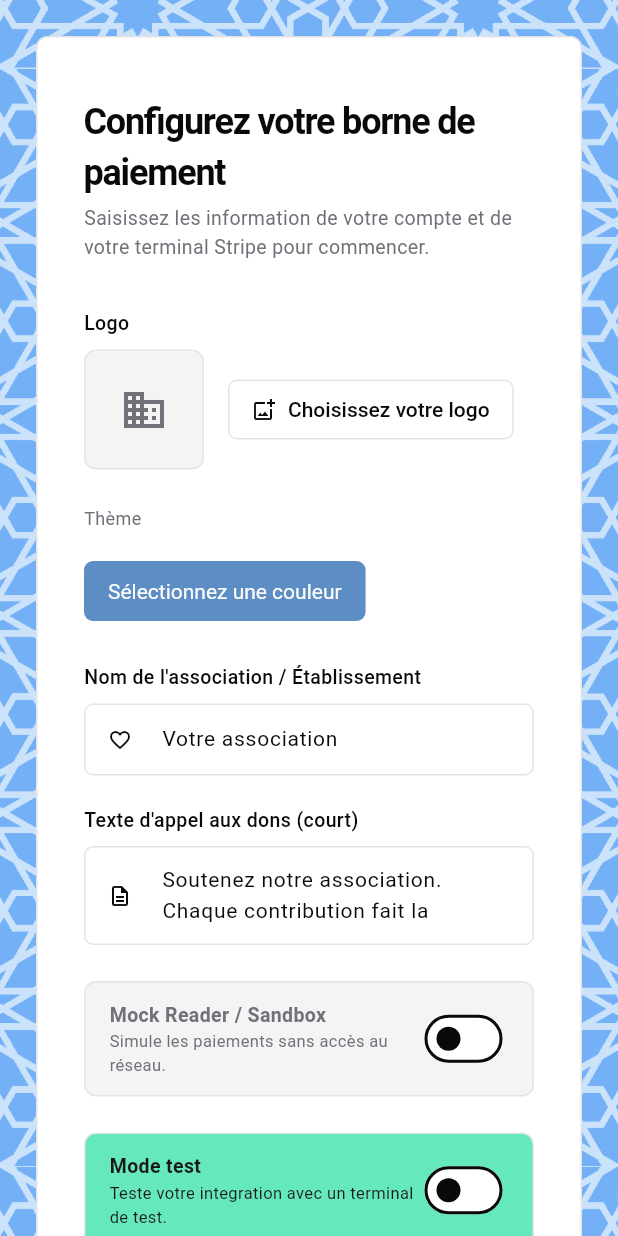
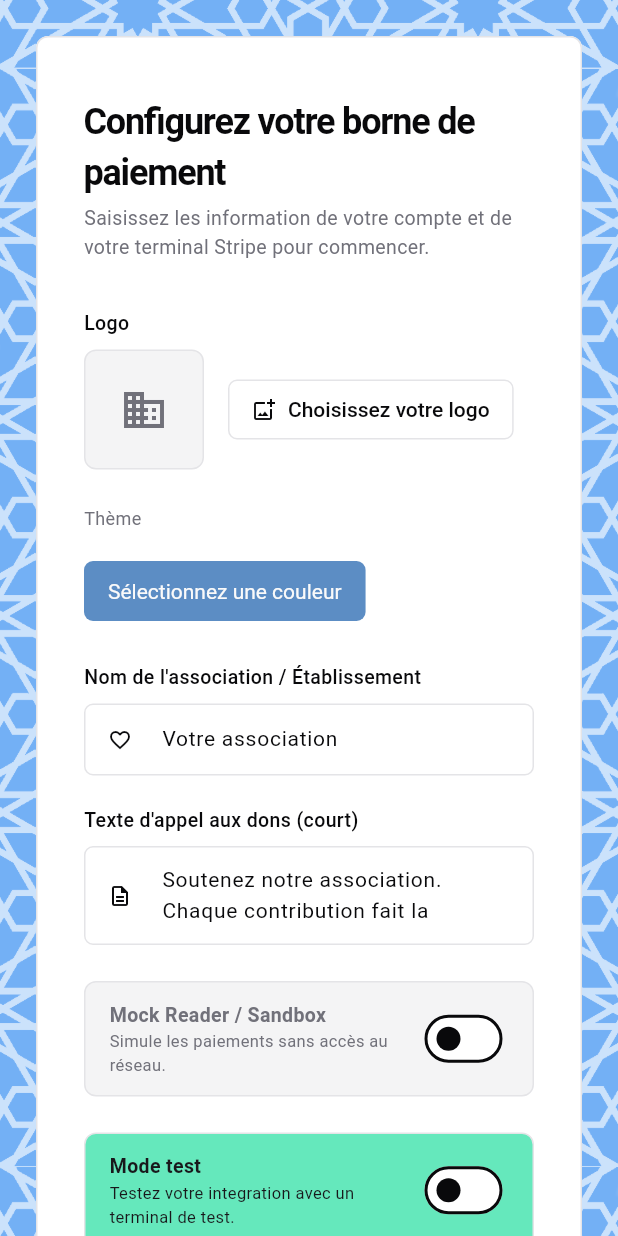
Before and after one commit to Boumbou/borne-dons, a Flutter app: the screen it shows after launch, on a phone screen of 412 x 824 dp. Run offline on Flutter 3.47's test engine with Material 3 defaults, Android fonts, the phone set to English and light mode, and no system bars; our stand-ins replace flutter_colorpicker, flutter_secure_storage, image_picker, shared_preferences.

Commit message:
update terminal pairing only when pairing code change

```diff
--- a/lib/features/setup/setup_screen.dart
+++ b/lib/features/setup/setup_screen.dart
@@ -170,7 +170,9 @@ class _SetupScreenState extends State<SetupScreen> {
           await widget.storageService.setStripeSecretKey(_secretKeyController.text.trim());
           await widget.storageService.setTerminalId(_terminalIdController.text.trim());
         }else{
+          final pairingCode = await widget.storageService.getSumupPairingCode();
           //sumup
+          if(_sumupPairingCodeController.text.trim() != pairingCode.toString()){
             try{
               final String? readerId = await widget.sumupService.pairSumupSolo(
                 _sumupMerchantCodeController.text.trim(),
@@ -186,6 +188,7 @@ class _SetupScreenState extends State<SetupScreen> {
             }catch(e){
               print('error while pairing sumup: $e');
               return;
+            }
           }
 
           await widget.storageService.setSumupApiKey(_sumupApiKeyController.text.trim());
@@ -496,7 +499,7 @@ class _SetupScreenState extends State<SetupScreen> {
                                         style: TextStyle(fontSize: 13, fontWeight: FontWeight.bold, color: AppConstants.accentForeground),
                                       ),
                                       Text(
-                                        'Teste votre integration avec un terminal de test.',
+                                        'Testez votre integration avec un terminal de test.',
                                         style: TextStyle(fontSize: 11, color: AppConstants.accentForeground),
                                       ),
                                     ],
```
Lines whose indentation alone changed are shown as unchanged.
